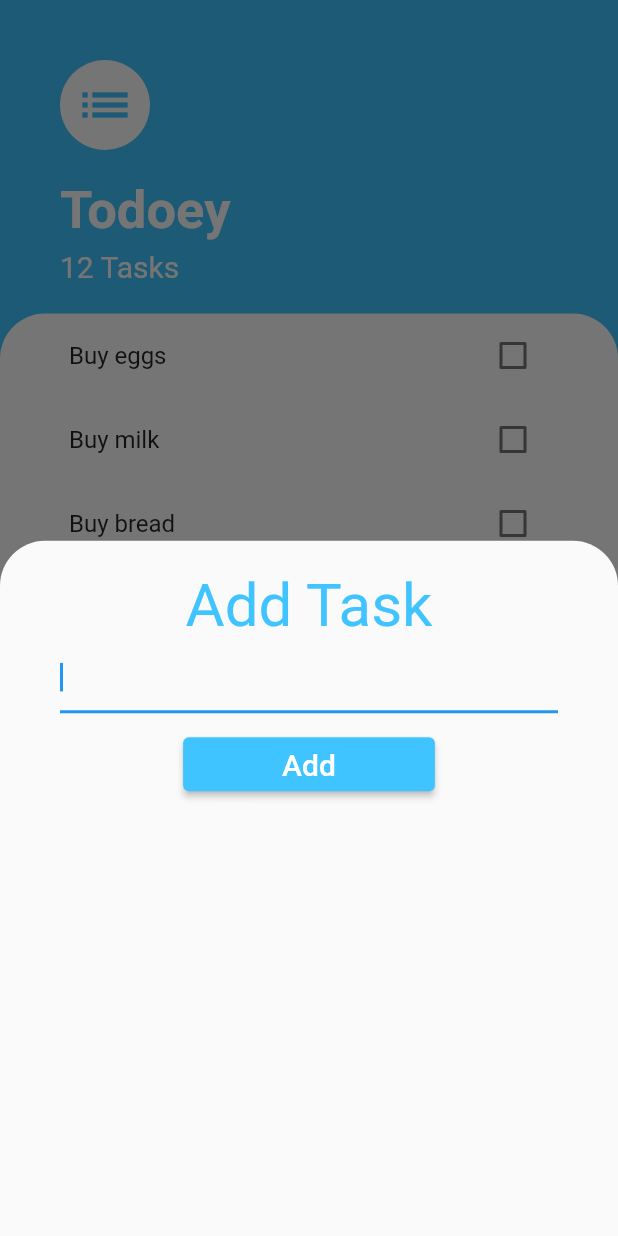
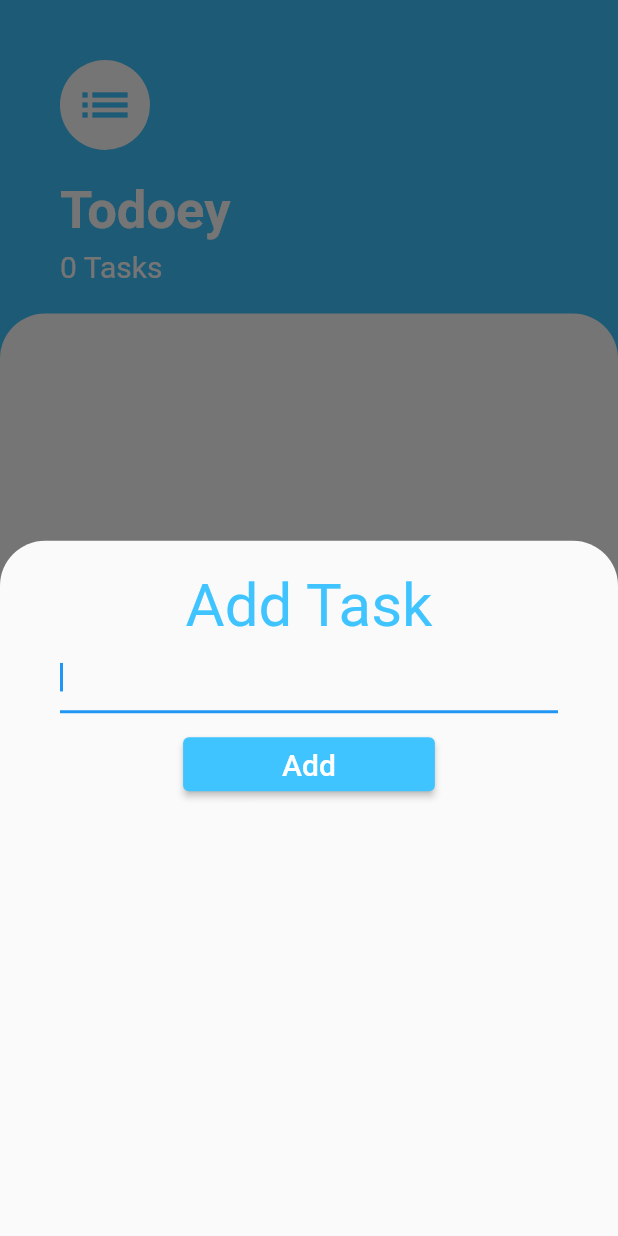
Before and after one commit to AdelAskri/Todo, a Flutter app: the screen it shows after launch, after a tap on the "add" icon, on a phone screen of 412 x 824 dp. Run offline on Flutter 3.47's test engine with Material 2 defaults, Android fonts, the phone set to English and light mode, and no system bars.

Commit message:
Add task

```diff
--- a/todoey/lib/screens/bottom_sheet.dart
+++ b/todoey/lib/screens/bottom_sheet.dart
@@ -2,10 +2,13 @@ import 'package:flutter/material.dart';
 import 'package:todoey/constants.dart';
 
 class TaskBottomSheet extends StatelessWidget {
-  const TaskBottomSheet({Key? key}) : super(key: key);
+  final function;
+
+  TaskBottomSheet(this.function);
 
   @override
   Widget build(BuildContext context) {
+    String todoLabel = '';
     return Container(
       padding: EdgeInsets.symmetric(
         horizontal: 40,
@@ -23,7 +26,9 @@ class TaskBottomSheet extends StatelessWidget {
           ),
           TextField(
             autofocus: true,
-            decoration: InputDecoration(),
+            onChanged: (value) {
+              todoLabel = value;
+            },
           ),
           SizedBox(
             height: 10,
@@ -35,7 +40,7 @@ class TaskBottomSheet extends StatelessWidget {
               ),
             ),
             onPressed: () {
-              //add task
+              function(todoLabel);
             },
             child: Padding(
               padding: EdgeInsets.symmetric(horizontal: 50, vertical: 5),
--- a/todoey/lib/screens/todo_screen.dart
+++ b/todoey/lib/screens/todo_screen.dart
@@ -1,10 +1,18 @@
 import 'package:flutter/material.dart';
 import 'package:todoey/constants.dart';
+import 'package:todoey/models/task.dart';
 import 'package:todoey/widgets/tasks_list.dart';
 import 'bottom_sheet.dart';
 
-class TodoScreen extends StatelessWidget {
+class TodoScreen extends StatefulWidget {
   const TodoScreen({Key? key}) : super(key: key);
+
+  @override
+  _TodoScreenState createState() => _TodoScreenState();
+}
+
+class _TodoScreenState extends State<TodoScreen> {
+  List<Task> tasks = [];
 
   @override
   Widget build(BuildContext context) {
@@ -24,7 +32,12 @@ class TodoScreen extends StatelessWidget {
               ),
             ),
             context: context,
-            builder: (context) => TaskBottomSheet(),
+            builder: (context) => TaskBottomSheet((newTaskScreen) {
+              setState(() {
+                tasks.add(Task(label: newTaskScreen));
+              });
+              Navigator.pop(context);
+            }),
           );
         },
       ),
@@ -65,7 +78,7 @@ class TodoScreen extends StatelessWidget {
                   height: 5,
                 ),
                 Text(
-                  '12 Tasks',
+                  '${tasks.length} Tasks',
                   style: TextStyle(
                     fontSize: 20,
                     fontWeight: FontWeight.w400,
@@ -78,7 +91,7 @@ class TodoScreen extends StatelessWidget {
           Expanded(
             child: Container(
               padding: EdgeInsets.symmetric(horizontal: 30),
-              child: TasksList(),
+              child: TasksList(tasks),
               decoration: BoxDecoration(
                 color: Colors.white,
                 borderRadius: BorderRadius.only(
--- a/todoey/lib/widgets/tasks_list.dart
+++ b/todoey/lib/widgets/tasks_list.dart
@@ -3,33 +3,28 @@ import 'package:todoey/models/task.dart';
 import 'task_tile.dart';
 
 class TasksList extends StatefulWidget {
+  final List<Task> tasks;
+
+  TasksList(this.tasks);
+
   @override
   _TasksListState createState() => _TasksListState();
 }
 
 class _TasksListState extends State<TasksList> {
-  List<Task> tasks = [
-    Task(label: 'Buy eggs'),
-    Task(label: 'Buy milk'),
-    Task(label: 'Buy bread'),
-    Task(label: 'Buy bread'),
-    Task(label: 'Buy bread'),
-    Task(label: 'Buy bread'),
-  ];
-
   @override
   Widget build(BuildContext context) {
     return ListView.builder(
-      itemCount: tasks.length,
+      itemCount: widget.tasks.length,
       itemBuilder: (context, index) {
         return TaskTile(
           function: (checkboxState) {
             setState(() {
-              tasks[index].toggleChecked();
+              widget.tasks[index].toggleChecked();
             });
           },
-          isChecked: tasks[index].isChecked,
-          label: tasks[index].label,
+          isChecked: widget.tasks[index].isChecked,
+          label: widget.tasks[index].label,
         );
       },
     );
```
Also changed, not shown: todoey/lib/widgets/task_tile.dart (+7 -1 lines).
